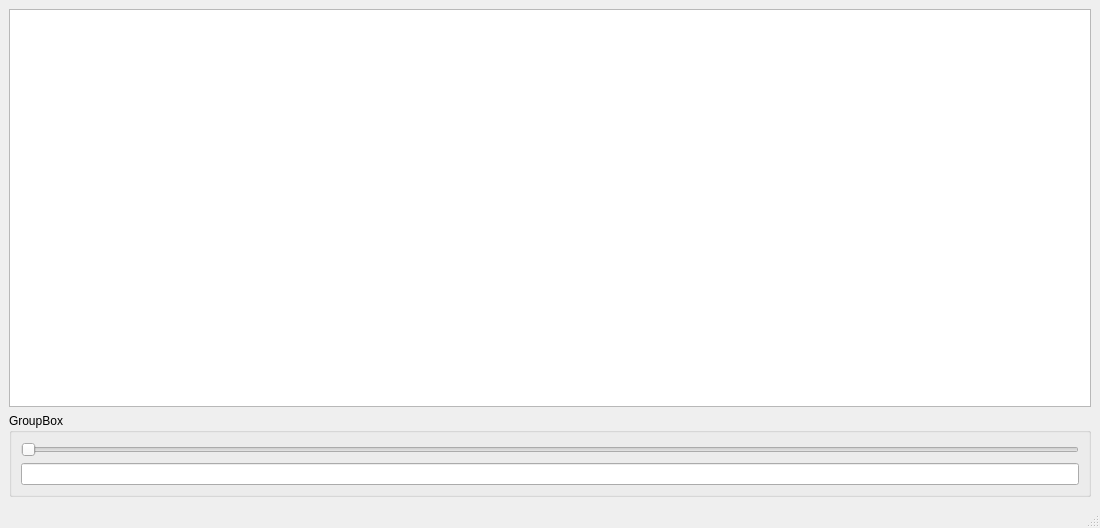
First picture: the form in form.ui, repository NCCA/AsciinemaEdit, before the edit.
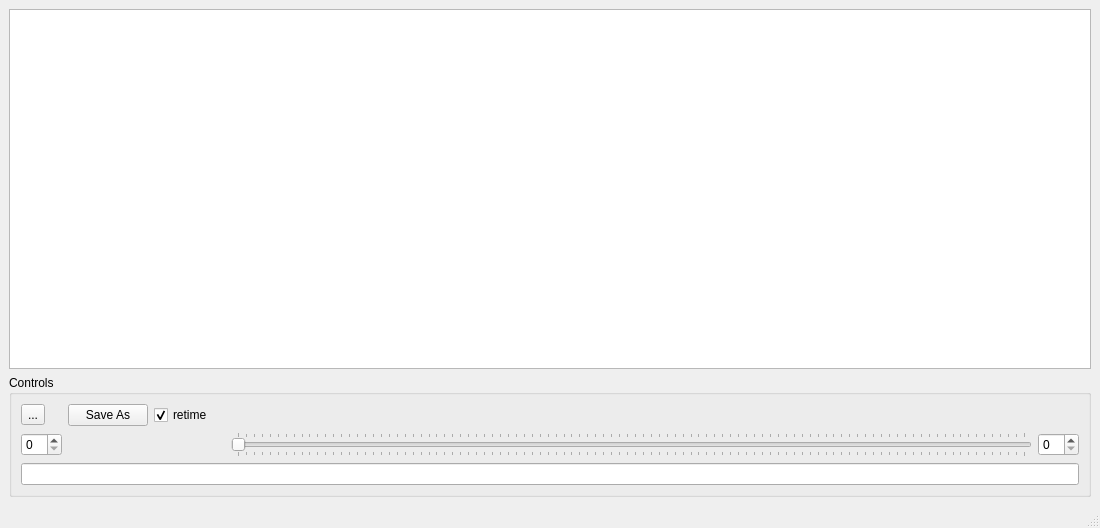
Second picture: the form after the edit. Icons and pictures are not drawn.

Diff of the .ui file:
```diff
--- a/form.ui
+++ b/form.ui
@@ -15,7 +15,7 @@
   </property>
   <widget class="QWidget" name="centralwidget">
    <layout class="QGridLayout" name="gridLayout">
-    <item row="0" column="0">
+    <item row="0" column="1">
      <layout class="QVBoxLayout" name="verticalLayout">
       <item>
        <widget class="QTextEdit" name="output">
@@ -36,21 +36,74 @@
       </item>
      </layout>
     </item>
-    <item row="1" column="0">
+    <item row="1" column="1">
      <widget class="QGroupBox" name="groupBox">
       <property name="title">
-       <string>GroupBox</string>
+       <string>Controls</string>
       </property>
       <layout class="QGridLayout" name="gridLayout_2">
+       <item row="0" column="4">
+        <widget class="Line" name="line">
+         <property name="orientation">
+          <enum>Qt::Horizontal</enum>
+         </property>
+        </widget>
+       </item>
+       <item row="0" column="1">
+        <widget class="QPushButton" name="save_as">
+         <property name="text">
+          <string>Save As</string>
+         </property>
+        </widget>
+       </item>
+       <item row="0" column="3">
+        <widget class="Line" name="line_2">
+         <property name="orientation">
+          <enum>Qt::Horizontal</enum>
+         </property>
+        </widget>
+       </item>
+       <item row="1" column="6">
+        <widget class="QSpinBox" name="end_frame"/>
+       </item>
        <item row="0" column="0">
+        <widget class="QToolButton" name="play_pause">
+         <property name="text">
+          <string>...</string>
+         </property>
+         <property name="icon">
+          <iconset theme="Play"/>
+         </property>
+         <property name="checkable">
+          <bool>true</bool>
+         </property>
+        </widget>
+       </item>
+       <item row="4" column="0" colspan="7">
+        <widget class="QLineEdit" name="frame_no"/>
+       </item>
+       <item row="1" column="5">
         <widget class="QSlider" name="frame">
          <property name="orientation">
           <enum>Qt::Horizontal</enum>
          </property>
+         <property name="tickPosition">
+          <enum>QSlider::TicksBothSides</enum>
+         </property>
         </widget>
        </item>
        <item row="1" column="0">
-        <widget class="QLineEdit" name="frame_no"/>
+        <widget class="QSpinBox" name="start_frame"/>
+       </item>
+       <item row="0" column="2">
+        <widget class="QCheckBox" name="retime">
+         <property name="text">
+          <string>retime</string>
+         </property>
+         <property name="checked">
+          <bool>true</bool>
+         </property>
+        </widget>
        </item>
       </layout>
      </widget>
```
